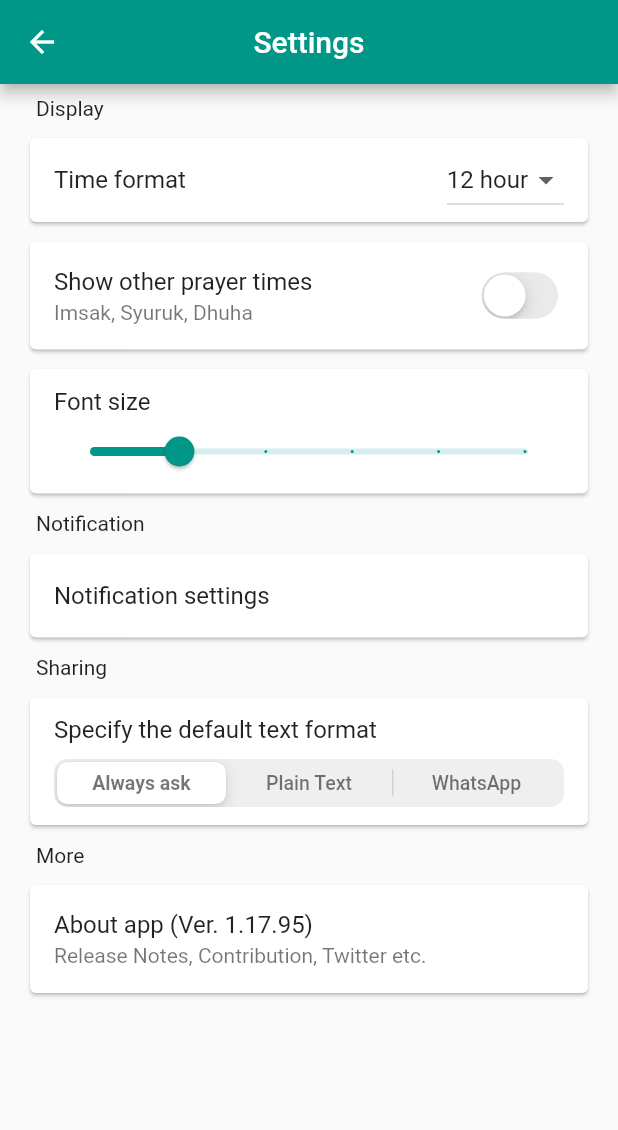
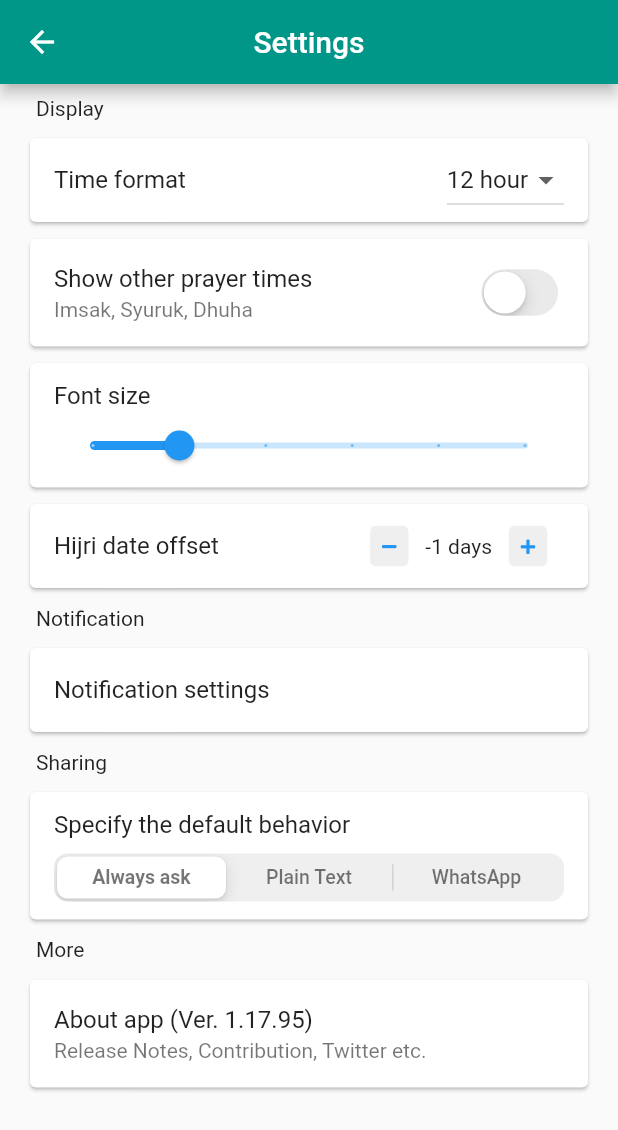
Before and after one commit to mptwaktusolat/app_waktu_solat_malaysia, a Flutter app: the SettingsPage screen opened directly, on a phone screen of 412 x 824 dp. Shown: the top 1130 px of the screen. Run offline on Flutter 3.47's test engine with Material 2 defaults, Android fonts, the phone set to English and light mode, and no system bars; our stand-ins replace auto_size_text, cached_network_image, cloud_firestore, device_info, firebase_core, flutter_local_notifications and 14 more; missing offline and left inert: app_settings, flutter_qiblah, flutter_web_browser, isolate_handler; accounts and stored records are empty; network calls fail; statements that could not run were skipped.

Commit message:
Offset Hijri date fix  (#59)
* noice :thumb:

* Donde

* Done fix

```diff
--- a/lib/CONSTANTS.dart
+++ b/lib/CONSTANTS.dart
@@ -18,6 +18,7 @@ const kForceUpdateNotif = "storedForceUpdateNotif";
 const kDiscoveredDeveloperOption = "storedDevDiscovered";
 const kSharingFormat = "storedSharingFormat";
 const kFontSize = "storedFontSize";
+const kHijriOffset = "storedHijriOffset";
 
 //Network image
 const kAppIconUrl =
--- a/lib/views/Settings part/SettingsPage.dart
+++ b/lib/views/Settings part/SettingsPage.dart
@@ -1,5 +1,6 @@
 import 'package:flutter/cupertino.dart';
 import 'package:flutter/material.dart';
+import 'package:font_awesome_flutter/font_awesome_flutter.dart';
 import 'package:get_storage/get_storage.dart';
 import 'package:package_info/package_info.dart';
 import 'package:provider/provider.dart';
@@ -42,29 +43,12 @@ class _SettingsPageState extends State<SettingsPage> {
               Padding(
                   padding: const EdgeInsets.all(8.0), child: Text('Display')),
               buildTimeFormat(setting),
-              SizedBox(height: 5),
+              SizedBox(height: 3),
               buildShowOtherPrayerTime(setting),
-              SizedBox(height: 5),
-              Card(
-                child: ListTile(
-                  title: Padding(
-                    padding: const EdgeInsets.only(top: 8),
-                    child: Text('Font size'),
-                  ),
-                  subtitle: Slider(
-                    activeColor: Colors.teal,
-                    inactiveColor: Colors.teal.withAlpha(40),
-                    label: setting.prayerFontSize.round().toString(),
-                    min: 12.0,
-                    max: 22.0,
-                    divisions: 5,
-                    value: setting.prayerFontSize,
-                    onChanged: (double value) {
-                      setting.prayerFontSize = value;
-                    },
-                  ),
-                ),
-              ),
+              SizedBox(height: 3),
+              buildFontSizeSetting(setting),
+              SizedBox(height: 3),
+              buildHijriOffset(setting),
               Padding(
                   padding: const EdgeInsets.all(8.0),
                   child: Text('Notification')),
@@ -84,13 +68,73 @@ class _SettingsPageState extends State<SettingsPage> {
     );
   }
 
+  Card buildHijriOffset(SettingProvider setting) {
+    return Card(
+      child: ListTile(
+        title: Text('Hijri date offset'),
+        trailing: Row(
+          mainAxisSize: MainAxisSize.min,
+          children: [
+            TextButton(
+                style: TextButton.styleFrom(
+                    minimumSize: Size(5, 5),
+                    backgroundColor: CupertinoColors.tertiarySystemFill),
+                onPressed: setting.hijriOffset <= -2
+                    ? null
+                    : () {
+                        setting.hijriOffset--;
+                      },
+                child: FaIcon(FontAwesomeIcons.minus, size: 11)),
+            Container(
+              child: Text(
+                  '${setting.hijriOffset} ${setting.hijriOffset == 1 ? 'day' : 'days'}'),
+            ),
+            TextButton(
+                style: TextButton.styleFrom(
+                    minimumSize: Size(5, 5),
+                    backgroundColor: CupertinoColors.tertiarySystemFill),
+                onPressed: setting.hijriOffset >= 2
+                    ? null
+                    : () {
+                        setting.hijriOffset++;
+                      },
+                child: FaIcon(FontAwesomeIcons.plus, size: 11)),
+          ],
+        ),
+      ),
+    );
+  }
+
+  Card buildFontSizeSetting(SettingProvider setting) {
+    return Card(
+      child: ListTile(
+        title: Padding(
+          padding: const EdgeInsets.only(top: 8),
+          child: Text('Font size'),
+        ),
+        subtitle: Slider(
+          // activeColor: Colors.teal,
+          // inactiveColor: Colors.teal.withAlpha(40),
+          label: setting.prayerFontSize.round().toString(),
+          min: 12.0,
+          max: 22.0,
+          divisions: 5,
+          value: setting.prayerFontSize,
+          onChanged: (double value) {
+            setting.prayerFontSize = value;
+          },
+        ),
+      ),
+    );
+  }
+
   Card buildSharingSetting(SettingProvider setting) {
     return Card(
       child: ListTile(
         title: Padding(
           padding: const EdgeInsets.only(top: 8.0, bottom: 2.0),
           child: Text(
-            'Specify the default text format',
+            'Specify the default behavior',
           ),
         ),
         subtitle: Padding(
--- a/lib/views/Settings part/settingsProvider.dart
+++ b/lib/views/Settings part/settingsProvider.dart
@@ -9,6 +9,15 @@ class SettingProvider with ChangeNotifier {
   bool _isDeveloperOption = GetStorage().read(kDiscoveredDeveloperOption);
   int _sharingFormat = GetStorage().read(kSharingFormat);
   double _fontSize = GetStorage().read(kFontSize);
+  int _hijriOffset = GetStorage().read(kHijriOffset);
+
+  set hijriOffset(int value) {
+    _hijriOffset = value;
+    GetStorage().write(kHijriOffset, value);
+    notifyListeners();
+  }
+
+  int get hijriOffset => _hijriOffset;
 
   set prayerFontSize(double newValue) {
     _fontSize = newValue;
```
Also changed, not shown: lib/main.dart (+25 -26 lines), lib/views/appBody.dart (+15 -9 lines), scratch.dart (+6 -3 lines).
